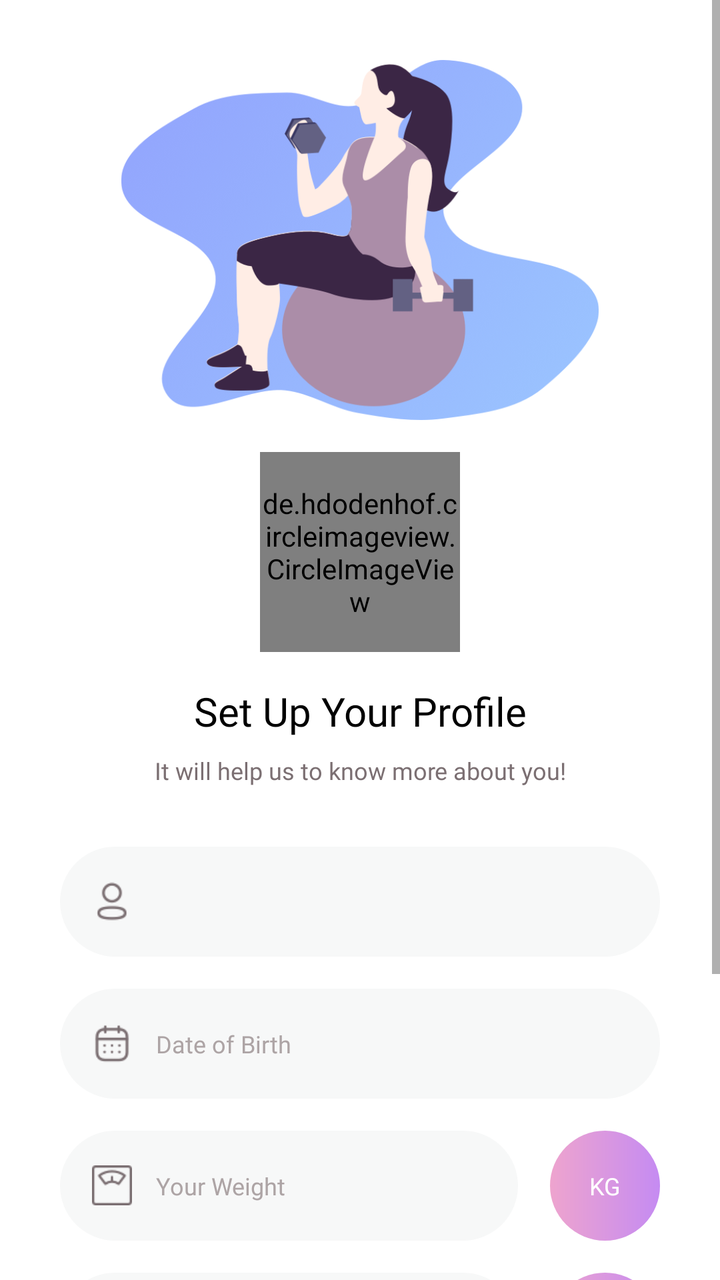
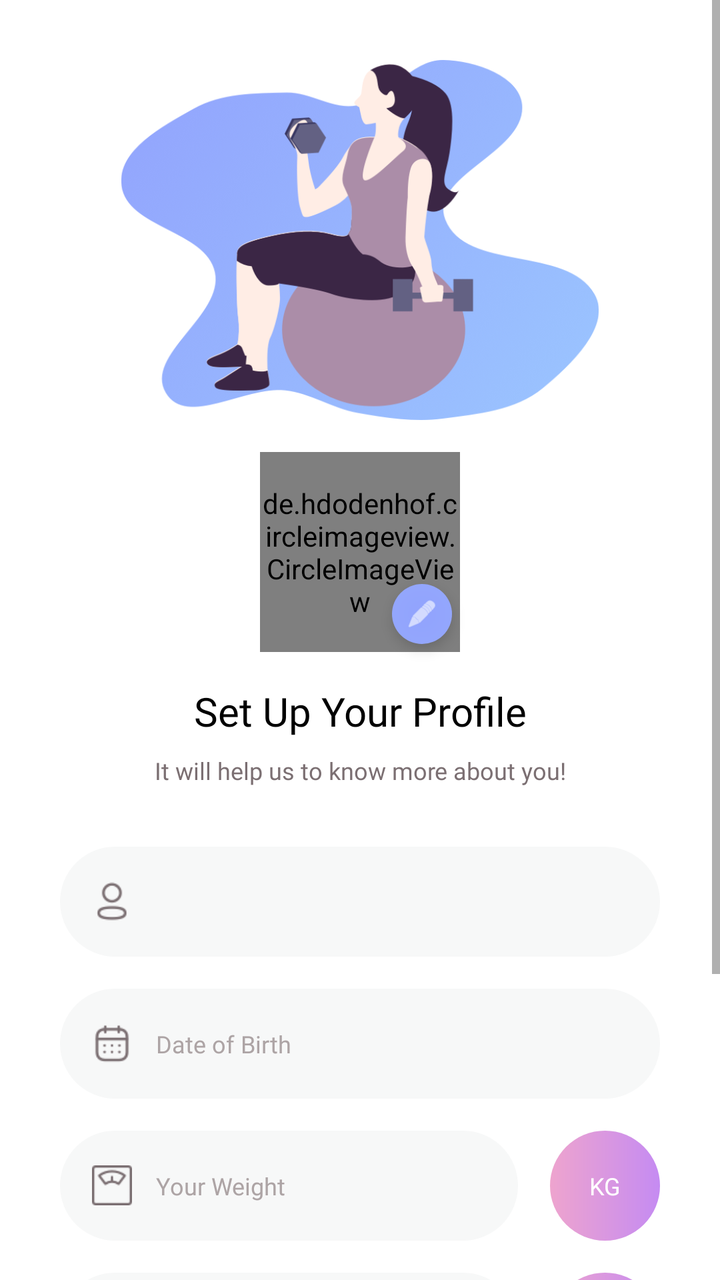

Compare the two renders of this Android layout. The source of the first and the diff that turns it into the second are given below.
<!-- AndroidManifest.xml: application theme Theme.FitAI -->
<!-- res/layout/activity_profile_setup.xml -->
<?xml version="1.0" encoding="utf-8"?>
<ScrollView xmlns:android="http://schemas.android.com/apk/res/android"
    xmlns:app="http://schemas.android.com/apk/res-auto"
    android:layout_width="match_parent"
    android:layout_height="match_parent"
    android:background="@color/white"
    android:fillViewport="true">

    <androidx.constraintlayout.widget.ConstraintLayout
        android:layout_width="match_parent"
        android:layout_height="wrap_content"
        android:padding="30dp">

        <ImageView
            android:id="@+id/ivCompleteProfile"
            android:layout_width="0dp"
            android:layout_height="180dp"
            android:src="@drawable/complete_profile"
            android:scaleType="fitCenter"
            app:layout_constraintTop_toTopOf="parent"
            app:layout_constraintStart_toStartOf="parent"
            app:layout_constraintEnd_toEndOf="parent"/>

        <de.hdodenhof.circleimageview.CircleImageView
            android:id="@+id/ivProfileSelect"
            android:layout_width="100dp"
            android:layout_height="100dp"
            android:src="@drawable/p_personal"
            android:layout_marginTop="16dp"
            app:layout_constraintTop_toBottomOf="@id/ivCompleteProfile"
            app:layout_constraintStart_toStartOf="parent"
            app:layout_constraintEnd_toEndOf="parent"
            app:civ_border_width="2dp"
            app:civ_border_color="#92A3FD" />

        <TextView
            android:id="@+id/tvTitle"
            android:layout_width="match_parent"
            android:layout_height="wrap_content"
            android:text="Set Up Your Profile"
            android:textSize="20sp"
            android:textColor="@color/black"
            android:fontFamily="@font/poppins_bold"
            android:gravity="center"
            android:layout_marginTop="16dp"
            app:layout_constraintTop_toBottomOf="@id/ivProfileSelect"
            app:layout_constraintStart_toStartOf="parent"
            app:layout_constraintEnd_toEndOf="parent"/>

        <TextView
            android:id="@+id/tvSubtitle"
            android:layout_width="match_parent"
            android:layout_height="wrap_content"
            android:text="It will help us to know more about you!"
            android:textSize="12sp"
            android:textColor="#7B6F72"
            android:fontFamily="@font/poppins_regular"
            android:gravity="center"
            android:layout_marginTop="8dp"
            app:layout_constraintTop_toBottomOf="@id/tvTitle"
            app:layout_constraintStart_toStartOf="parent"
            app:layout_constraintEnd_toEndOf="parent"/>

        
        <LinearLayout
            android:id="@+id/llGender"
            android:layout_width="0dp"
            android:layout_height="55dp"
            android:orientation="horizontal"
            android:background="@drawable/bg_input"
            android:paddingStart="16dp"
            android:paddingEnd="16dp"
            android:gravity="center_vertical"
            android:layout_marginTop="30dp"
            app:layout_constraintTop_toBottomOf="@id/tvSubtitle"
            app:layout_constraintStart_toStartOf="parent"
            app:layout_constraintEnd_toEndOf="parent">

            <ImageView
                android:layout_width="20dp"
                android:layout_height="20dp"
                android:src="@drawable/p_personal"
                android:scaleType="fitCenter"
                android:layout_marginEnd="12dp"
                android:tint="#7B6F72"/>

            <Spinner
                android:id="@+id/spinnerGender"
                android:layout_width="0dp"
                android:layout_height="match_parent"
                android:layout_weight="1"
                android:background="@null"
                android:spinnerMode="dropdown"
                android:textSize="12sp"/>
        </LinearLayout>

        
        <LinearLayout
            android:id="@+id/llDateOfBirth"
            android:layout_width="0dp"
            android:layout_height="55dp"
            android:orientation="horizontal"
            android:background="@drawable/bg_input"
            android:paddingStart="16dp"
            android:paddingEnd="16dp"
            android:gravity="center_vertical"
            android:layout_marginTop="16dp"
            app:layout_constraintTop_toBottomOf="@id/llGender"
            app:layout_constraintStart_toStartOf="parent"
            app:layout_constraintEnd_toEndOf="parent">

            <ImageView
                android:layout_width="20dp"
                android:layout_height="20dp"
                android:src="@drawable/date"
                android:scaleType="fitCenter"
                android:layout_marginEnd="12dp"
                android:tint="#7B6F72"/>

            <EditText
                android:id="@+id/etDateOfBirth"
                android:layout_width="0dp"
                android:layout_height="wrap_content"
                android:layout_weight="1"
                android:hint="Date of Birth"
                android:textColorHint="#ADA4A5"
                android:textColor="@color/black"
                android:fontFamily="@font/poppins_regular"
                android:textSize="12sp"
                android:background="@null"
                android:inputType="date"
                android:maxLines="1"
                android:focusable="false"
                android:clickable="true"/>
        </LinearLayout>

        
        <LinearLayout
            android:id="@+id/llWeightRow"
            android:layout_width="0dp"
            android:layout_height="55dp"
            android:orientation="horizontal"
            android:gravity="center_vertical"
            android:layout_marginTop="16dp"
            app:layout_constraintTop_toBottomOf="@id/llDateOfBirth"
            app:layout_constraintStart_toStartOf="parent"
            app:layout_constraintEnd_toEndOf="parent">

            <LinearLayout
                android:layout_width="0dp"
                android:layout_height="match_parent"
                android:layout_weight="1"
                android:orientation="horizontal"
                android:background="@drawable/bg_input"
                android:paddingStart="16dp"
                android:paddingEnd="16dp"
                android:gravity="center_vertical"
                android:layout_marginEnd="16dp">

                <ImageView
                    android:layout_width="20dp"
                    android:layout_height="20dp"
                    android:src="@drawable/weight"
                    android:scaleType="fitCenter"
                    android:layout_marginEnd="12dp"
                    android:tint="#7B6F72"/>

                <EditText
                    android:id="@+id/etWeight"
                    android:layout_width="0dp"
                    android:layout_height="wrap_content"
                    android:layout_weight="1"
                    android:hint="Your Weight"
                    android:textColorHint="#ADA4A5"
                    android:textColor="@color/black"
                    android:fontFamily="@font/poppins_regular"
                    android:textSize="12sp"
                    android:background="@null"
                    android:inputType="numberDecimal"
                    android:maxLines="1"/>
            </LinearLayout>

            <TextView
                android:id="@+id/tvWeightUnit"
                android:layout_width="55dp"
                android:layout_height="55dp"
                android:background="@drawable/btn_secondary_gradient"
                android:text="KG"
                android:textColor="@color/white"
                android:textSize="12sp"
                android:fontFamily="@font/poppins_bold"
                android:gravity="center"/>
        </LinearLayout>

        
        <LinearLayout
            android:id="@+id/llHeightRow"
            android:layout_width="0dp"
            android:layout_height="55dp"
            android:orientation="horizontal"
            android:gravity="center_vertical"
            android:layout_marginTop="16dp"
            app:layout_constraintTop_toBottomOf="@id/llWeightRow"
            app:layout_constraintStart_toStartOf="parent"
            app:layout_constraintEnd_toEndOf="parent">

            <LinearLayout
                android:layout_width="0dp"
                android:layout_height="match_parent"
                android:layout_weight="1"
                android:orientation="horizontal"
                android:background="@drawable/bg_input"
                android:paddingStart="16dp"
                android:paddingEnd="16dp"
                android:gravity="center_vertical"
                android:layout_marginEnd="16dp">

                <ImageView
                    android:layout_width="20dp"
                    android:layout_height="20dp"
                    android:src="@drawable/hight"
                    android:scaleType="fitCenter"
                    android:layout_marginEnd="12dp"
                    android:tint="#7B6F72"/>

                <EditText
                    android:id="@+id/etHeight"
                    android:layout_width="0dp"
                    android:layout_height="wrap_content"
                    android:layout_weight="1"
                    android:hint="Your Height"
                    android:textColorHint="#ADA4A5"
                    android:textColor="@color/black"
                    android:fontFamily="@font/poppins_regular"
                    android:textSize="12sp"
                    android:background="@null"
                    android:inputType="numberDecimal"
                    android:maxLines="1"/>
            </LinearLayout>

            <TextView
                android:id="@+id/tvHeightUnit"
                android:layout_width="55dp"
                android:layout_height="55dp"
                android:background="@drawable/btn_secondary_gradient"
                android:text="CM"
                android:textColor="@color/white"
                android:textSize="12sp"
                android:fontFamily="@font/poppins_bold"
                android:gravity="center"/>
        </LinearLayout>

        
        <Button
            android:id="@+id/btnNext"
            android:layout_width="0dp"
            android:layout_height="60dp"
            android:layout_marginTop="40dp"
            android:layout_marginBottom="20dp"
            android:text="Next >"
            android:textColor="@color/white"
            android:textSize="16sp"
            android:textAllCaps="false"
            android:fontFamily="@font/poppins_bold"
            android:background="@drawable/bg_pill_button"
            android:elevation="4dp"
            app:layout_constraintTop_toBottomOf="@id/llHeightRow"
            app:layout_constraintStart_toStartOf="parent"
            app:layout_constraintEnd_toEndOf="parent"
            app:layout_constraintBottom_toBottomOf="parent"/>

    </androidx.constraintlayout.widget.ConstraintLayout>
</ScrollView>
<!-- resources referenced by this layout -->
<resources>
  <color name="black">#FF000000</color>
  <color name="white">#FFFFFFFF</color>
  <!-- drawable bg_input (drawable) -->
  <?xml version="1.0" encoding="utf-8"?>
  <shape xmlns:android="http://schemas.android.com/apk/res/android"
      android:shape="rectangle">
      <solid android:color="#F7F8F8"/>
      <corners android:radius="30dp"/>
  </shape>
  <!-- drawable bg_pill_button (drawable) -->
  <?xml version="1.0" encoding="utf-8"?>
  <shape xmlns:android="http://schemas.android.com/apk/res/android"
      android:shape="rectangle">
      <gradient
          android:startColor="#92A3FD"
          android:endColor="#9DCEFF"
          android:angle="0"/>
      <corners android:radius="100dp"/>
  </shape>
  <!-- drawable btn_secondary_gradient (drawable) -->
  <?xml version="1.0" encoding="utf-8"?>
  <shape xmlns:android="http://schemas.android.com/apk/res/android" android:shape="rectangle">
      <gradient
          android:startColor="#C58BF2"
          android:endColor="#EEA4CE"
          android:angle="180"/>
      <corners android:radius="99dp"/>
  </shape>
  <!-- drawable complete_profile: png bitmap (drawable, 194025 bytes) -->
  <!-- drawable date: png bitmap (drawable, 1760 bytes) -->
  <!-- drawable hight: png bitmap (drawable, 1186 bytes) -->
  <!-- drawable p_personal: png bitmap (drawable, 1811 bytes) -->
  <!-- drawable weight: png bitmap (drawable, 1520 bytes) -->
  <style name="Theme.FitAI" parent="Theme.MaterialComponents.Light.NoActionBar">
          <item name="colorPrimary">@color/primary_blue</item>
          <item name="colorPrimaryVariant">@color/primary_light_blue</item>
          <item name="colorOnPrimary">@color/white</item>
          <item name="colorSecondary">@color/primary_purple</item>
          <item name="colorOnSecondary">@color/white</item>
          <item name="colorSurface">@color/background_white</item>
          <item name="android:colorBackground">@color/background_white</item>
          <item name="android:statusBarColor" tools:targetApi="l">@color/background_white</item>
          <item name="android:windowLightStatusBar" tools:targetApi="m">true</item>
      </style>
  <color name="primary_blue">#92A3FD</color>
  <color name="primary_light_blue">#9DCEFF</color>
  <color name="primary_purple">#C58BF2</color>
  <color name="background_white">#FFFFFF</color>
</resources>

<!-- the commit's change to res/layout/activity_profile_setup.xml (unified diff, before → after) -->
@@ -32,6 +32,25 @@
             app:layout_constraintEnd_toEndOf="parent"
             app:civ_border_width="2dp"
             app:civ_border_color="#92A3FD" />
+
+        
+        <FrameLayout
+            android:layout_width="30dp"
+            android:layout_height="30dp"
+            android:background="@drawable/bg_circle_gradient"
+            android:elevation="4dp"
+            app:layout_constraintBottom_toBottomOf="@id/ivProfileSelect"
+            app:layout_constraintEnd_toEndOf="@id/ivProfileSelect"
+            android:layout_marginEnd="4dp"
+            android:layout_marginBottom="4dp">
+            
+            <ImageView
+                android:layout_width="16dp"
+                android:layout_height="16dp"
+                android:layout_gravity="center"
+                android:src="@android:drawable/ic_menu_edit"
+                app:tint="@color/white" />
+        </FrameLayout>
 
         <TextView
             android:id="@+id/tvTitle"
<!-- resource entries referenced after the edit -->
@@ -2,6 +2,15 @@
 <resources>
   <color name="black">#FF000000</color>
   <color name="white">#FFFFFFFF</color>
+  <!-- drawable bg_circle_gradient (drawable) -->
+  <?xml version="1.0" encoding="utf-8"?>
+  <shape xmlns:android="http://schemas.android.com/apk/res/android" android:shape="oval">
+      <gradient
+          android:startColor="#92A3FD"
+          android:endColor="#9DCEFF"
+          android:type="radial"
+          android:gradientRadius="200dp"/>
+  </shape>
   <!-- drawable bg_input (drawable) -->
   <?xml version="1.0" encoding="utf-8"?>
   <shape xmlns:android="http://schemas.android.com/apk/res/android"
